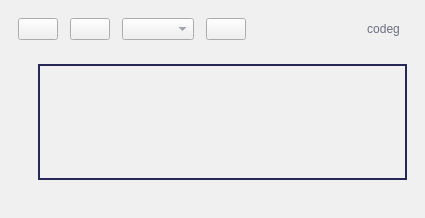
Qt form src/Ui/AppWindow.ui (NikolayRag/codeg) before a commit.
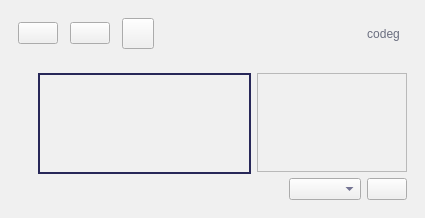
The same form after that commit. Icons and pictures are not drawn.

Commit message: add dispatcher Ui area

```diff
--- a/src/Ui/AppWindow.ui
+++ b/src/Ui/AppWindow.ui
@@ -80,10 +80,7 @@
            </widget>
           </item>
           <item>
-           <widget class="QComboBox" name="ddPorts"/>
-          </item>
-          <item>
-           <widget class="QPushButton" name="btnProccess">
+           <widget class="QToolButton" name="btnDispatcher">
             <property name="text">
              <string/>
             </property>
@@ -97,6 +94,12 @@
               <height>24</height>
              </size>
             </property>
+            <property name="shortcut">
+             <string/>
+            </property>
+            <property name="checkable">
+             <bool>true</bool>
+            </property>
            </widget>
           </item>
           <item>
@@ -137,20 +140,7 @@
           <enum>QFrame::Raised</enum>
          </property>
          <layout class="QGridLayout" name="gridLayout_2">
-          <item row="2" column="3">
-           <spacer name="horizontalSpacer_2">
-            <property name="orientation">
-             <enum>Qt::Horizontal</enum>
-            </property>
-            <property name="sizeHint" stdset="0">
-             <size>
-              <width>40</width>
-              <height>20</height>
-             </size>
-            </property>
-           </spacer>
-          </item>
-          <item row="1" column="0">
+          <item row="0" column="0">
            <spacer name="verticalSpacer">
             <property name="orientation">
              <enum>Qt::Vertical</enum>
@@ -163,7 +153,7 @@
             </property>
            </spacer>
           </item>
-          <item row="1" column="2" colspan="2">
+          <item row="0" column="1" colspan="2">
            <widget class="QFrame" name="wViewport">
             <property name="frameShape">
              <enum>QFrame::Box</enum>
@@ -190,6 +180,86 @@
             </layout>
            </widget>
           </item>
+          <item row="1" column="2">
+           <spacer name="horizontalSpacer_2">
+            <property name="orientation">
+             <enum>Qt::Horizontal</enum>
+            </property>
+            <property name="sizeHint" stdset="0">
+             <size>
+              <width>40</width>
+              <height>20</height>
+             </size>
+            </property>
+           </spacer>
+          </item>
+          <item row="0" column="3" rowspan="2">
+           <widget class="QWidget" name="frameDispatcher" native="true">
+            <layout class="QGridLayout" name="gridLayout_3">
+             <property name="leftMargin">
+              <number>0</number>
+             </property>
+             <property name="topMargin">
+              <number>0</number>
+             </property>
+             <property name="rightMargin">
+              <number>0</number>
+             </property>
+             <property name="bottomMargin">
+              <number>0</number>
+             </property>
+             <item row="1" column="1">
+              <widget class="QComboBox" name="ddPorts"/>
+             </item>
+             <item row="0" column="0" colspan="3">
+              <widget class="QTextEdit" name="textEdit">
+               <property name="maximumSize">
+                <size>
+                 <width>150</width>
+                 <height>16777215</height>
+                </size>
+               </property>
+               <property name="frameShadow">
+                <enum>QFrame::Plain</enum>
+               </property>
+              </widget>
+             </item>
+             <item row="1" column="2">
+              <widget class="QPushButton" name="btnProccess">
+               <property name="text">
+                <string/>
+               </property>
+               <property name="icon">
+                <iconset>
+                 <normaloff>resource/icon-deliver.svg</normaloff>resource/icon-deliver.svg</iconset>
+               </property>
+               <property name="iconSize">
+                <size>
+                 <width>24</width>
+                 <height>24</height>
+                </size>
+               </property>
+              </widget>
+             </item>
+             <item row="1" column="0">
+              <spacer name="horizontalSpacer_3">
+               <property name="orientation">
+                <enum>Qt::Horizontal</enum>
+               </property>
+               <property name="sizeType">
+                <enum>QSizePolicy::Minimum</enum>
+               </property>
+               <property name="sizeHint" stdset="0">
+                <size>
+                 <width>0</width>
+                 <height>10</height>
+                </size>
+               </property>
+              </spacer>
+             </item>
+            </layout>
+           </widget>
+          </item>
          </layout>
         </widget>
        </item>
```
Left out of the diff: 21 changed lines with no effect on the pictures. The commit also changes 3 other files.
